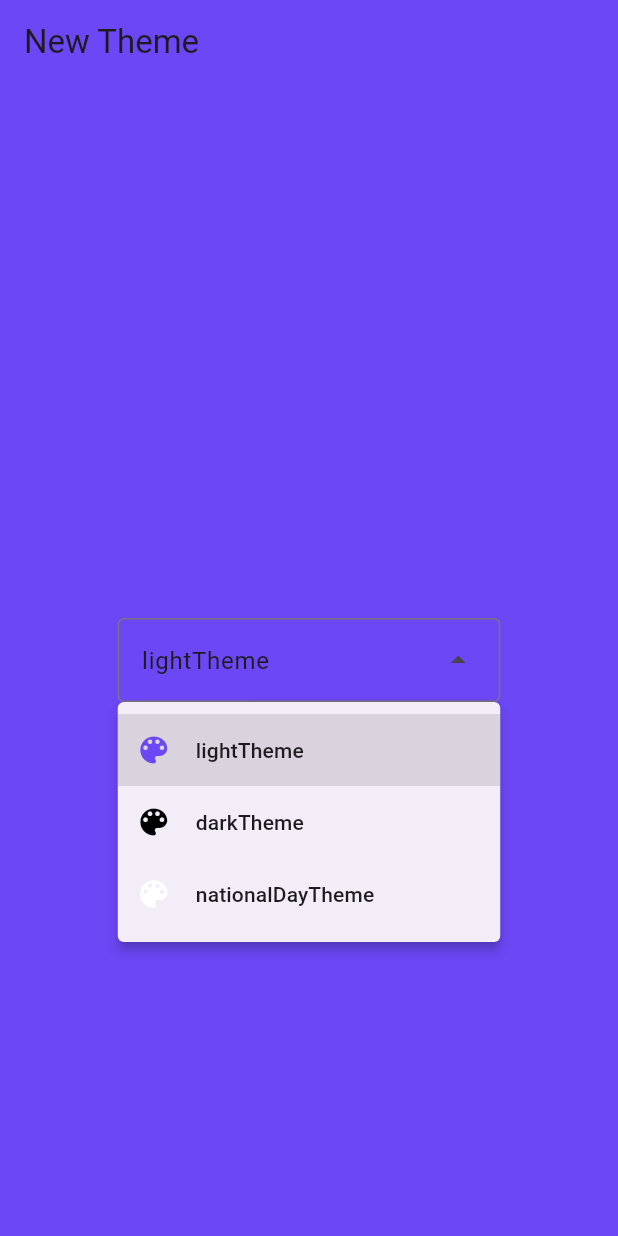
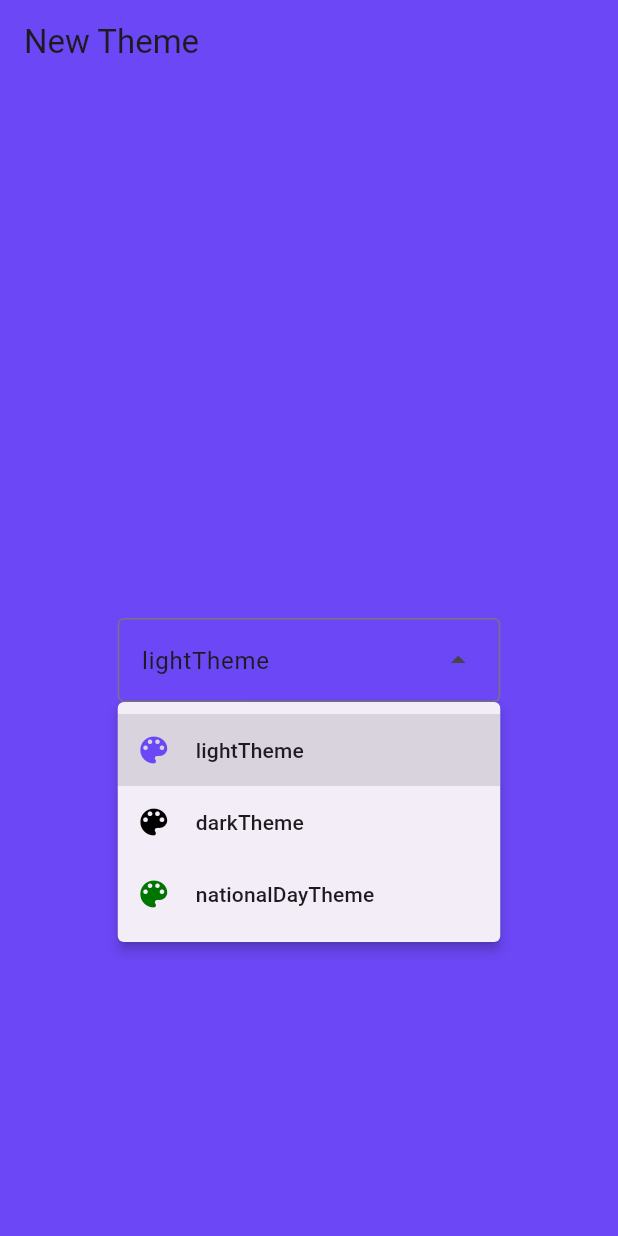
Before and after one commit to mahmoudsalah37/theme_app, a Flutter app: the screen it shows after launch, after a tap on "lightTheme", on a phone screen of 412 x 824 dp. Run offline on Flutter 3.47's test engine with Material 3 defaults, Android fonts, the phone set to English and light mode, and no system bars; Roboto replaces fonts that are missing (Tawuniya).

Commit message:
Refactor theme colors in HomeScreen
This commit refactors the theme colors used in HomeScreen to use the
light theme colors defined in TWTheme. The new implementation uses the
CustomColorsExtension to get the primary color value and sets the
background color of the Scaffold accordingly. The dark theme colors
have also been updated in TWTheme to match the new implementation.

```diff
--- a/lib/main.dart
+++ b/lib/main.dart
@@ -46,13 +46,11 @@ class HomeScreen extends StatelessWidget {
 
   @override
   Widget build(BuildContext context) {
+    final customColorsExtension =
+        Theme.of(context).extension<CustomColorsExtension>()!;
     return Scaffold(
-      backgroundColor: HexColor.fromHex(Theme.of(context)
-          .extension<CustomColorsExtension>()!
-          .colorsModel
-          .primary!
-          .primaryColor!
-          .value!),
+      backgroundColor: HexColor.fromHex(
+          customColorsExtension.colorsModel.primary!.primaryColor!.value!),
       appBar: AppBar(
         title: const Text('New Theme'),
       ),
--- a/lib/theme/tw_theme.dart
+++ b/lib/theme/tw_theme.dart
@@ -9,7 +9,7 @@ import 'tw_dark_colors.dart';
 import 'tw_light_colors.dart';
 
 class TWTheme {
-  static final _defaultColors = CustomColorsExtension(
+  static final _lighttColors = CustomColorsExtension(
     colorsModel: ColorsModel(
       primary: Primary(
         primaryColor: White(value: '#6B47F5'),
@@ -57,7 +57,7 @@ class TWTheme {
       ),
     ),
     extensions: [
-      _defaultColors,
+      _lighttColors,
     ],
   );
 
@@ -102,10 +102,10 @@ class TWTheme {
       ),
     ),
     extensions: [
-      _defaultColors.copyWith(
-        colorsModel: _defaultColors.colorsModel.copyWith(
-          primary: _defaultColors.colorsModel.primary?.copyWith(
-            primaryColor: _defaultColors.colorsModel.primary?.primaryColor
+      _lighttColors.copyWith(
+        colorsModel: _lighttColors.colorsModel.copyWith(
+          primary: _lighttColors.colorsModel.primary?.copyWith(
+            primaryColor: _lighttColors.colorsModel.primary?.primaryColor
                 ?.copyWith(value: '#000000'),
           ),
         ),
@@ -114,11 +114,11 @@ class TWTheme {
   );
   static final ThemeData nationalDayTheme = darkTheme.copyWith(
     extensions: [
-      _defaultColors.copyWith(
-        colorsModel: _defaultColors.colorsModel.copyWith(
-          primary: _defaultColors.colorsModel.primary?.copyWith(
-            primaryColor: _defaultColors.colorsModel.primary?.primaryColor
-                ?.copyWith(value: '#ffffff'),
+      _lighttColors.copyWith(
+        colorsModel: _lighttColors.colorsModel.copyWith(
+          primary: _lighttColors.colorsModel.primary?.copyWith(
+            primaryColor: _lighttColors.colorsModel.primary?.primaryColor
+                ?.copyWith(value: '#007500'),
           ),
         ),
       ),
```
